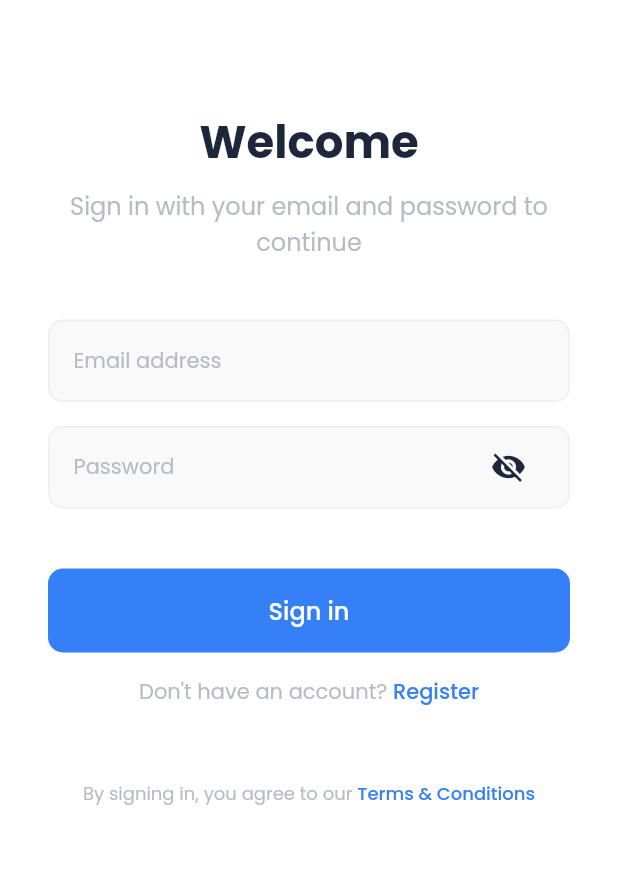
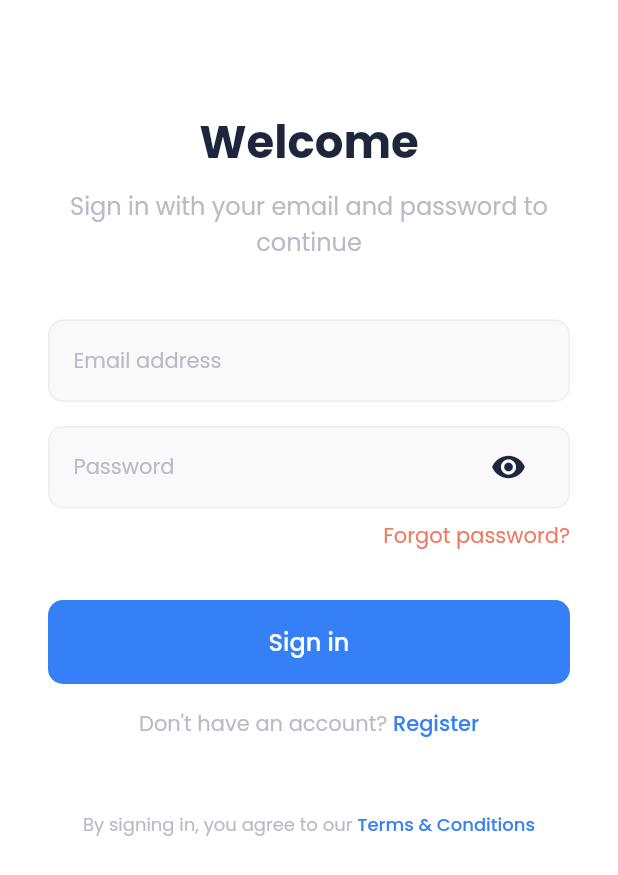
Before and after one commit to Rifat15913/exammer, a Flutter app: the screen it shows after launch, on a phone screen of 412 x 824 dp. Shown: the top 875 px of the screen. Run offline on Flutter 3.47's test engine with Material 2 defaults, Android fonts, the phone set to English and light mode, and no system bars; our stand-ins replace charts_flutter, dio, firebase_auth, firebase_core, firebase_crashlytics, firebase_database and 9 more; accounts and stored records are empty.

Commit message:
implement forgot password

```diff
--- a/lib/essential/translations.dart
+++ b/lib/essential/translations.dart
@@ -79,6 +79,12 @@ class Messages extends Translations {
           "jobs": "Jobs",
           "teacher": "Teacher",
           "student": "Student",
+          "reset_password_failed": "Could not reset password",
+          "reset_password": "Reset password",
+          "reset_password_check_email":
+              "Please check your email to reset password",
+          "reset_password_subtitle": "Provide your email address",
+          "reset_password_title": "Reset Password",
         },
       };
 }
--- a/lib/ui/auth/login/login.dart
+++ b/lib/ui/auth/login/login.dart
@@ -2,6 +2,7 @@ import 'package:exammer/common.dart';
 import 'package:exammer/constants.dart';
 import 'package:exammer/ui/auth/login/login_controller.dart';
 import 'package:exammer/ui/auth/registration/registration.dart';
+import 'package:exammer/ui/auth/reset_password/reset_password.dart';
 import 'package:flutter/gestures.dart';
 import 'package:flutter/material.dart';
 import 'package:flutter/rendering.dart';
@@ -64,14 +65,16 @@ class LoginPage extends StatelessWidget {
                             hint: 'password'.tr,
                             inputType: TextInputType.visiblePassword,
                           ),
-/*                          SizedBox(
+                          SizedBox(
                             width: double.infinity,
                             child: Padding(
                               padding: const EdgeInsets.only(
                                 right: 32.0,
                               ),
                               child: GestureDetector(
-                                onTap: () {},
+                                onTap: () {
+                                  Get.to(() => ResetPasswordPage());
+                                },
                                 child: Text(
                                   'forgot_password'.tr,
                                   textAlign: TextAlign.end,
@@ -79,7 +82,7 @@ class LoginPage extends StatelessWidget {
                                 ),
                               ),
                             ),
-                          ),*/
+                          ),
                           SizedBox(
                             height: 16.0,
                           ),
@@ -110,63 +113,6 @@ class LoginPage extends StatelessWidget {
                               ],
                             ),
                           ),
-/*                          Padding(
-                            padding: const EdgeInsets.only(
-                              left: 32.0,
-                              right: 32.0,
-                              bottom: 16.0,
-                              top: 48.0,
-                            ),
-                            child: Row(
-                              children: [
-                                Expanded(
-                                  child: Divider(
-                                    color: colorTextSecondary,
-                                  ),
-                                ),
-                                Padding(
-                                  padding: const EdgeInsets.symmetric(
-                                    horizontal: 8.0,
-                                  ),
-                                  child: Text(
-                                    'registration_or_continue_with'.tr,
-                                    style: TextStyle(
-                                      color: colorTextSecondary,
-                                      fontSize: 14.0,
-                                      fontFamily: 'Poppins',
-                                      fontWeight: FontWeight.w400,
-                                    ),
-                                    textAlign: TextAlign.center,
-                                    overflow: TextOverflow.ellipsis,
-                                    maxLines: 1,
-                                  ),
-                                ),
-                                Expanded(
-                                  child: Divider(
-                                    color: colorTextSecondary,
-                                  ),
-                                ),
-                              ],
-                            ),
-                          ),
-                          Padding(
-                            padding: const EdgeInsets.only(
-                              left: 32.0,
-                              right: 32.0,
-                            ),
-                            child: Row(
-                              mainAxisSize: MainAxisSize.max,
-                              mainAxisAlignment: MainAxisAlignment.spaceEvenly,
-                              children: [
-                                buildSocialLoginItem(
-                                  imagePath: 'images/ic_google.png',
-                                ),
-                                buildSocialLoginItem(
-                                  imagePath: 'images/ic_facebook.png',
-                                ),
-                              ],
-                            ),
-                          ),*/
                           Padding(
                             padding: const EdgeInsets.only(
                               left: 32.0,
@@ -228,8 +174,8 @@ class LoginPage extends StatelessWidget {
                   child: Icon(
                     // Based on passwordVisible state choose the icon
                     loginController.isPasswordVisible
-                        ? Icons.visibility
-                        : Icons.visibility_off,
+                        ? Icons.visibility_off
+                        : Icons.visibility,
                     color: colorTextRegular,
                   ),
                   onTap: () {
```
Also changed, not shown: lib/ui/auth/registration/registration.dart (+4 -4 lines), lib/ui/auth/reset_password/reset_password.dart (added, +92 -0 lines), lib/ui/auth/reset_password/reset_password_controller.dart (added, +83 -0 lines), lib/ui/auth/verify/verify.dart (deleted, +0 -169 lines), lib/ui/auth/verify/verify_controller.dart (deleted, +0 -96 lines).
